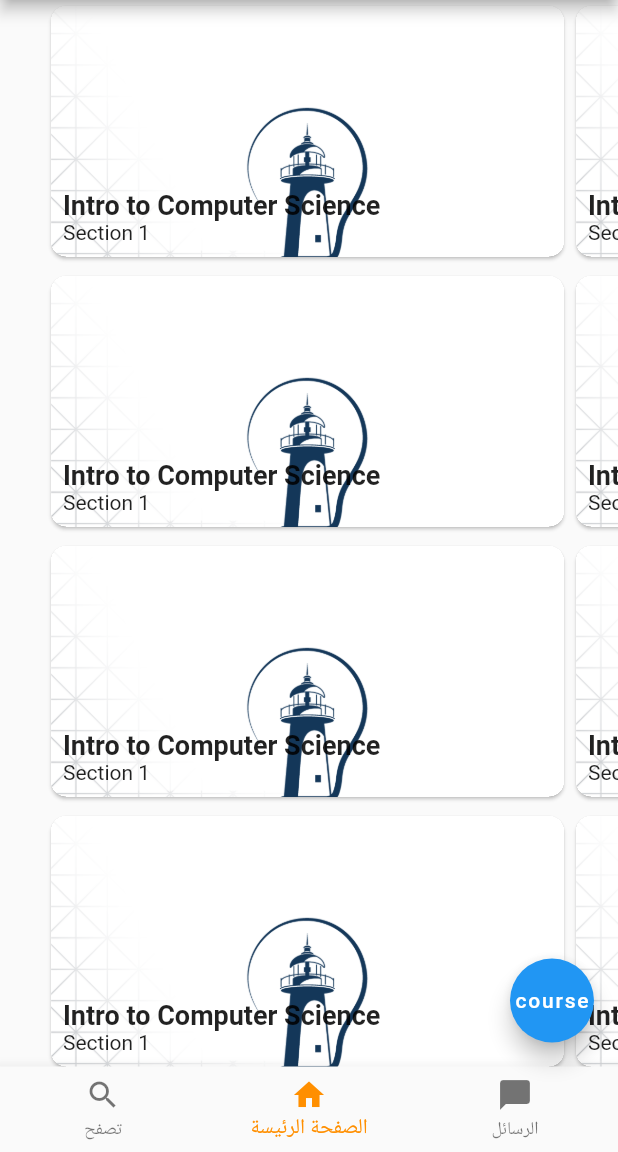
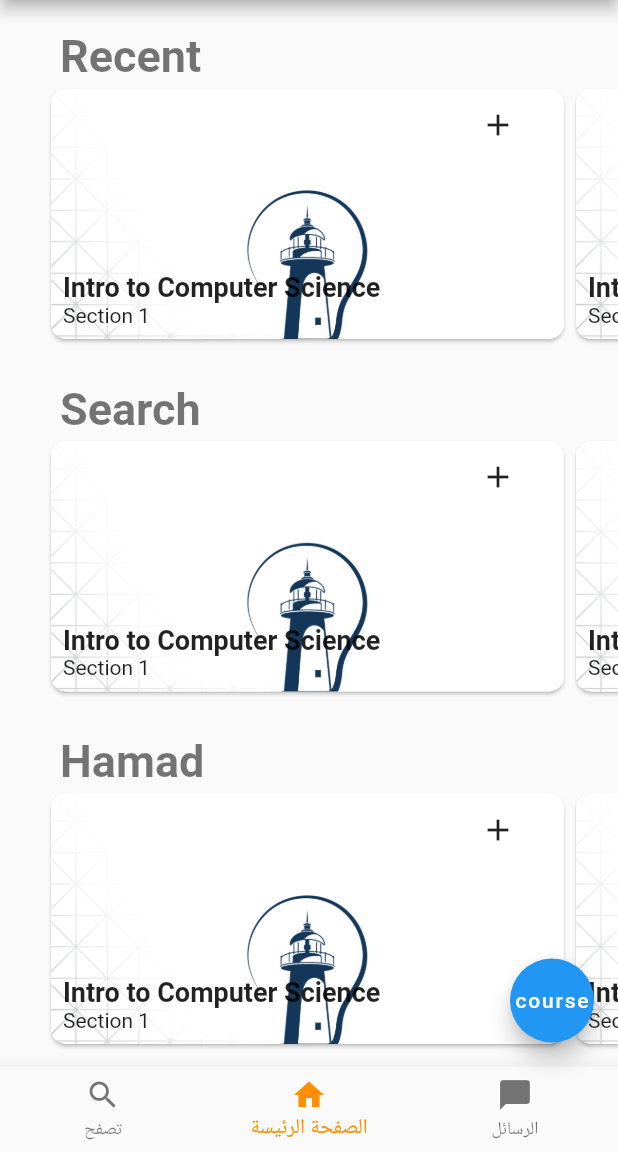
Before and after one commit to Apollo-LW/front-end, a Flutter app: the screen it shows after launch, on a phone screen of 412 x 824 dp, the part 84-1236 px from its top. Run offline on Flutter 3.47's test engine with Material 2 defaults, Android fonts, the phone set to English and light mode, and no system bars; missing offline and left inert: flutter_gallery.

Commit message:
Adding Search bar, CourseList categories and more

```diff
--- a/Apollo/lib/pages/Courses/Course.dart
+++ b/Apollo/lib/pages/Courses/Course.dart
@@ -6,7 +6,6 @@ import 'package:Apollo/pages/home/home_components.dart';
 import 'package:Apollo/pages/chat/chat.dart';
 import 'package:Apollo/pages/Courses/resources.dart';
 import 'package:Apollo/pages/Courses/classes.dart';
-
 
 class Course extends StatelessWidget {
   @override
--- /dev/null
+++ b/Apollo/lib/pages/Courses/courseList.dart
@@ -0,0 +1,48 @@
+import 'package:flutter/material.dart';
+import 'package:Apollo/pages/home/home_components.dart';
+
+class CourseList extends StatelessWidget {
+  String title;
+  CourseList({
+    this.title,
+  });
+  @override
+  Widget build(BuildContext context) {
+    return Column(
+      crossAxisAlignment: CrossAxisAlignment.start,
+      children: [
+        SizedBox(height: 20),
+        Row(
+          children: [
+            SizedBox(width: 40),
+            Text(
+              title,
+              style: TextStyle(
+                fontSize: 30,
+                fontWeight: FontWeight.bold,
+                color: Colors.black54,
+              ),
+            ),
+          ],
+        ),
+        Container(
+          width: 500,
+          height: 180,
+          child: ListView(
+            // clipBehavior: ,
+            // scrollDirection: ,
+            scrollDirection: Axis.horizontal,
+            children: <Widget>[
+              SizedBox(width: 30),
+              CourseCard(),
+              CourseCard(),
+              CourseCard(),
+              CourseCard(),
+              SizedBox(width: 30),
+            ],
+          ),
+        ),
+      ],
+    );
+  }
+}
--- a/Apollo/lib/pages/home/home.dart
+++ b/Apollo/lib/pages/home/home.dart
@@ -5,6 +5,7 @@ import 'package:Apollo/pages/general_components.dart';
 import 'package:Apollo/pages/home/home_components.dart';
 import 'package:Apollo/pages/Courses/Course.dart';
 import 'package:Apollo/pages/Courses/resources.dart';
+import 'package:Apollo/pages/Courses/courseList.dart';
 
 class Home extends StatelessWidget {
   @override
@@ -25,89 +26,12 @@ class Home extends StatelessWidget {
         // color:Colors.amberAccent,
         // ),
         children: [
-          Container(
-            width: 500,
-            height: 180,
-            child: ListView(
-              // clipBehavior: ,
-              // scrollDirection: ,
-              scrollDirection: Axis.horizontal,
-              children: <Widget>[
-                SizedBox(width: 30),
-                CourseCard(),
-                CourseCard(),
-                CourseCard(),
-                CourseCard(),
-                SizedBox(width: 30),
-              ],
-            ),
-          ),
-          Container(
-            width: 500,
-            height: 180,
-            child: ListView(
-              // clipBehavior: ,
-              // scrollDirection: ,
-              scrollDirection: Axis.horizontal,
-              children: <Widget>[
-                SizedBox(width: 30),
-                CourseCard(),
-                CourseCard(),
-                CourseCard(),
-                CourseCard(),
-                SizedBox(width: 30),
-              ],
-            ),
-          ),
-          Container(
-            width: 500,
-            height: 180,
-            child: ListView(
-              // clipBehavior: ,
-              // scrollDirection: ,
-              scrollDirection: Axis.horizontal,
-              children: <Widget>[
-                SizedBox(width: 30),
-                CourseCard(),
-                CourseCard(),
-                CourseCard(),
-                CourseCard(),
-                SizedBox(width: 30),
-              ],
-            ),
-          ),
-          Container(
-            width: 350,
-            height: 180,
-            child: ListView(
-              // clipBehavior: ,
-              // scrollDirection: ,
-              scrollDirection: Axis.horizontal,
-              children: <Widget>[
-                SizedBox(width: 30),
-                CourseCard(),
-                CourseCard(),
-                CourseCard(),
-                CourseCard(),
-                SizedBox(width: 30),
-              ],
-            ),
-          ),
-          Container(
-            width: 350,
-            height: 180,
-            child: ListView(
-              // clipBehavior: ,
-              // scrollDirection: ,
-              scrollDirection: Axis.horizontal,
-              children: <Widget>[
-                SizedBox(width: 30),
-                CourseCard(),
-                CourseCard(),
-                SizedBox(width: 30),
-              ],
-            ),
-          ),
+
+         CourseList(title:"Recent"),
+         CourseList(title:"Search"),
+          CourseList(title:"Hamad"),
+           CourseList(title:"Hamad"),
+
         ],
       ),
       floatingActionButton: FloatingActionButton(
--- a/Apollo/lib/pages/home/home_components.dart
+++ b/Apollo/lib/pages/home/home_components.dart
@@ -4,6 +4,7 @@ import 'package:flutter/cupertino.dart';
 import 'package:Apollo/pages/Courses/Course.dart';
 
 class CourseCard extends StatelessWidget {
+  bool enrolled = false;
   @override
   Widget build(BuildContext context) {
     return Container(
@@ -16,7 +17,8 @@ class CourseCard extends StatelessWidget {
               shape: RoundedRectangleBorder(
                 borderRadius: BorderRadius.circular(10.0),
               ),
-              clipBehavior: Clip.hardEdge,
+              clipBehavior: Clip.antiAlias,
+              // clipBehavior: Clip.hardEdge,
               elevation: 1,
               child: InkWell(
                 onTap: () {
@@ -25,11 +27,13 @@ class CourseCard extends StatelessWidget {
                 child: Column(
                   crossAxisAlignment: CrossAxisAlignment.start,
                   children: [
+                    Stack(
+                      alignment: Alignment.topRight,
+                      children: [
                         Positioned(
                           child: AspectRatio(
                             child: FittedBox(
                               fit: BoxFit.fitWidth,
-                          // clipBehavior: Clip.hardEdge,
                               alignment: Alignment.topCenter,
                               child: Image.asset(
                                 "assets/images/apollo.png",
@@ -38,6 +42,22 @@ class CourseCard extends StatelessWidget {
                             ),
                             aspectRatio: 3,
                           ),
+                        ),
+                        if (!enrolled)
+                          Tooltip(
+                            message: "Enroll",
+                            child: FlatButton(
+                              child: Icon(Icons.add),
+                              onPressed: () {
+                                Scaffold.of(context).showSnackBar(SnackBar(
+                                  content:
+                                      Text("You enrolled at the course! 🎉"),
+                                  behavior: SnackBarBehavior.floating,
+                                ));
+                              },
+                            ),
+                          )
+                      ],
                     ),
                     Container(
                       child: Padding(
```
Also changed, not shown: Apollo/lib/pages/browse/browse.dart (+69 -1 lines), Apollo/lib/pages/browse/chipBuilder.dart (added, +30 -0 lines), Apollo/lib/pages/home/recent.dart (added, +183 -0 lines). Lines whose indentation alone changed are shown as unchanged.
